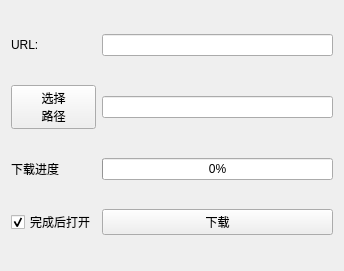
Old version of the form onlinedoc/ui/DownloadView.ui in the repository 3548848289/SmartDesk.
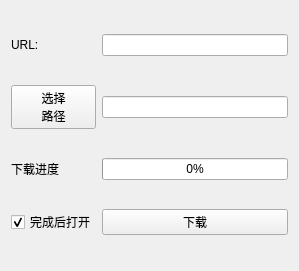
New version of the form.

The edit to the form file:
```diff
--- a/onlinedoc/ui/DownloadView.ui
+++ b/onlinedoc/ui/DownloadView.ui
@@ -6,7 +6,7 @@
    <rect>
     <x>0</x>
     <y>0</y>
-    <width>344</width>
+    <width>299</width>
     <height>271</height>
    </rect>
   </property>
@@ -90,6 +90,12 @@
    </item>
    <item row="3" column="1">
     <widget class="QPushButton" name="btnDownload">
+     <property name="sizePolicy">
+      <sizepolicy hsizetype="Expanding" vsizetype="Fixed">
+       <horstretch>0</horstretch>
+       <verstretch>0</verstretch>
+      </sizepolicy>
+     </property>
      <property name="maximumSize">
       <size>
        <width>10000</width>
```
Left out of the diff: 100 changed lines with no effect on the pictures.
